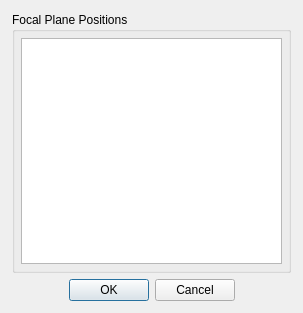
Before: the Qt Designer form apps/MicroscopeSimulator/FocalPlanePositionsDialog.ui in CISMM/MicroscopeSimulator2, drawn with Qt 5.
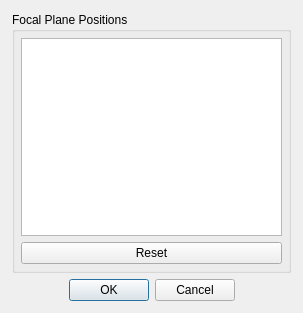
After: the same form once the commit is applied. Custom widgets are drawn as their Qt base class.

Commit message: Added table model for custom focal plane positions. Filled in implementation for FocalPlanePositionsDialog. Hooked it up to the main interface. Added methods for setting/getting custom focal plane positions.

Patch:
```diff
--- a/apps/MicroscopeSimulator/FocalPlanePositionsDialog.ui
+++ b/apps/MicroscopeSimulator/FocalPlanePositionsDialog.ui
@@ -39,7 +39,45 @@
        <number>6</number>
       </property>
       <item>
-       <widget class="QCopyPasteTableView" name="tableView"/>
+       <widget class="QCopyPasteTableView" name="focalPlanePositionsTableView">
+        <attribute name="horizontalHeaderMinimumSectionSize">
+         <number>10</number>
+        </attribute>
+        <attribute name="horizontalHeaderStretchLastSection">
+         <bool>true</bool>
+        </attribute>
+        <attribute name="verticalHeaderVisible">
+         <bool>false</bool>
+        </attribute>
+        <attribute name="verticalHeaderDefaultSectionSize">
+         <number>16</number>
+        </attribute>
+        <attribute name="verticalHeaderVisible">
+         <bool>false</bool>
+        </attribute>
+        <attribute name="verticalHeaderDefaultSectionSize">
+         <number>16</number>
+        </attribute>
+        <attribute name="horizontalHeaderStretchLastSection">
+         <bool>true</bool>
+        </attribute>
+        <attribute name="horizontalHeaderMinimumSectionSize">
+         <number>10</number>
+        </attribute>
+       </widget>
+      </item>
+      <item>
+       <widget class="QPushButton" name="focalPlanePositionsResetButton">
+        <property name="text">
+         <string>Reset</string>
+        </property>
+        <property name="default">
+         <bool>false</bool>
+        </property>
+        <property name="flat">
+         <bool>false</bool>
+        </property>
+       </widget>
       </item>
      </layout>
     </widget>
```
The commit also changes 8 other files.
